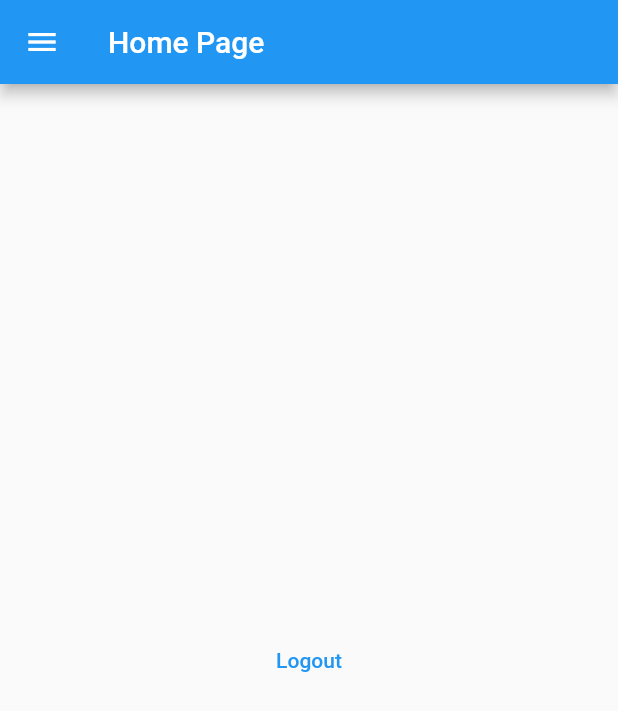
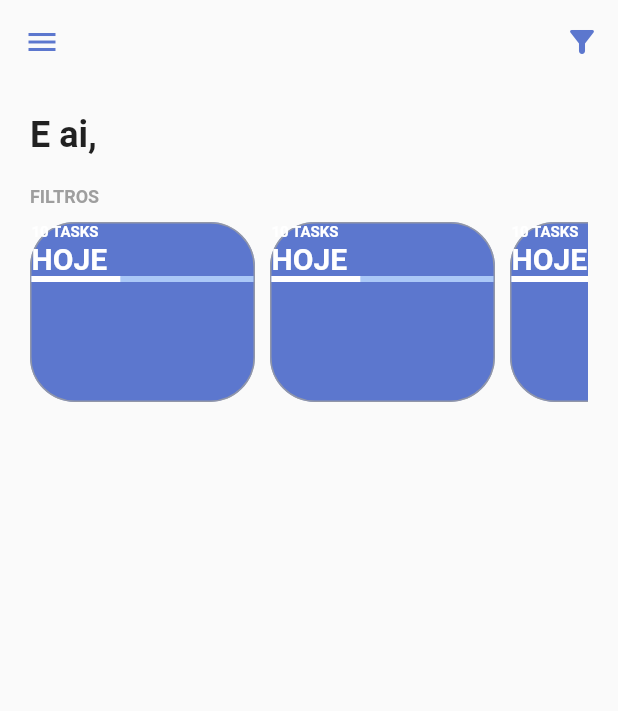
Before and after one commit to FelipeSBG14/ToDoList, a Flutter app: the screen it shows once a user with an empty profile is signed in, on a phone screen of 412 x 824 dp. Shown: the top 711 px of the screen. Run offline on Flutter 3.47's test engine with Material 2 defaults, Android fonts, the phone set to English and light mode, and no system bars; our stand-ins replace firebase_auth, firebase_core, flutter_signin_button, google_fonts, google_sign_in, sqflite and 1 more; missing offline and left inert: flutter_overlay_loader, validatorless; accounts and stored records are empty; Roboto replaces fonts that are missing (Mandali).

Commit message:
diferenca no resultado

```diff
--- a/lib/app/modules/home/home_page.dart
+++ b/lib/app/modules/home/home_page.dart
@@ -1,7 +1,8 @@
 import 'package:flutter/material.dart';
-import 'package:provider/provider.dart';
-import 'package:todo_list_provider/app/core/auth/auth_provider.dart';
+import 'package:todo_list_provider/app/core/ui/theme_extensions.dart';
 import 'package:todo_list_provider/app/modules/home/widgets/home_drawer.dart';
+import 'package:todo_list_provider/app/modules/home/widgets/home_filters.dart';
+import 'package:todo_list_provider/app/modules/home/widgets/home_header.dart';
 
 class HomePage extends StatelessWidget {
   const HomePage({super.key});
@@ -10,16 +11,48 @@ class HomePage extends StatelessWidget {
   Widget build(BuildContext context) {
     return Scaffold(
       appBar: AppBar(
-        title: const Text('Home Page'),
+        iconTheme: IconThemeData(color: context.primaryColor),
+        backgroundColor: Colors.transparent,
+        elevation: 0,
+        actions: [
+          PopupMenuButton(
+            icon: const Icon(
+              Icons.filter_alt_rounded,
+            ),
+            itemBuilder: (_) => [
+              const PopupMenuItem<bool>(
+                child: Text('Mostrar tarefas concluídas'),
+              ),
+            ],
+          )
+        ],
       ),
       drawer: HomeDrawer(),
-      body: Center(
-        child: TextButton(
-          onPressed: () {
-            context.read<AuthProvider>().logout();
-          },
-          child: Text('Logout'),
-        ),
+      body: LayoutBuilder(
+        builder: (context, constrains) {
+          return SingleChildScrollView(
+            child: ConstrainedBox(
+              constraints: BoxConstraints(
+                minHeight: constrains.maxHeight,
+                minWidth: constrains.maxWidth,
+              ),
+              child: Container(
+                margin: const EdgeInsets.symmetric(
+                  horizontal: 20,
+                ),
+                child: IntrinsicHeight(
+                  child: Column(
+                    crossAxisAlignment: CrossAxisAlignment.start,
+                    children: const [
+                      HomeHeader(),
+                      HomeFilters(),
+                    ],
+                  ),
+                ),
+              ),
+            ),
+          );
+        },
       ),
     );
   }
--- /dev/null
+++ b/lib/app/modules/home/widgets/home_filters.dart
@@ -0,0 +1,38 @@
+import 'package:flutter/material.dart';
+import 'package:todo_list_provider/app/core/ui/theme_extensions.dart';
+import 'package:todo_list_provider/app/modules/home/widgets/todo_card_filter.dart';
+
+class HomeFilters extends StatefulWidget {
+  const HomeFilters({super.key});
+
+  @override
+  State<HomeFilters> createState() => _HomeFiltersState();
+}
+
+class _HomeFiltersState extends State<HomeFilters> {
+  @override
+  Widget build(BuildContext context) {
+    return Column(
+      crossAxisAlignment: CrossAxisAlignment.start,
+      children: [
+        Text(
+          'FILTROS',
+          style: context.titleStyle,
+        ),
+        const SizedBox(
+          height: 10,
+        ),
+        SingleChildScrollView(
+          scrollDirection: Axis.horizontal,
+          child: Row(
+            children: [
+              TodoCardFilter(),
+              TodoCardFilter(),
+              TodoCardFilter(),
+            ],
+          ),
+        )
+      ],
+    );
+  }
+}
--- /dev/null
+++ b/lib/app/modules/home/widgets/home_header.dart
@@ -0,0 +1,31 @@
+import 'package:flutter/material.dart';
+import 'package:provider/provider.dart';
+import 'package:todo_list_provider/app/core/auth/auth_provider.dart';
+import 'package:todo_list_provider/app/core/ui/theme_extensions.dart';
+
+class HomeHeader extends StatelessWidget {
+  const HomeHeader({Key? key}) : super(key: key);
+
+  @override
+  Widget build(BuildContext context) {
+    return Row(
+      children: [
+        Padding(
+          padding: const EdgeInsets.symmetric(
+            vertical: 20,
+          ),
+          child: Selector<AuthProvider, String>(
+              selector: (context, authProvider) =>
+                  authProvider.user?.displayName ?? 'Não informado',
+              builder: (_, value, __) {
+                return Text(
+                  'E ai, $value',
+                  style: context.textTeme.headline5
+                      ?.copyWith(fontWeight: FontWeight.bold),
+                );
+              }),
+        )
+      ],
+    );
+  }
+}
--- /dev/null
+++ b/lib/app/modules/home/widgets/todo_card_filter.dart
@@ -0,0 +1,54 @@
+import 'package:flutter/material.dart';
+import 'package:todo_list_provider/app/core/ui/theme_extensions.dart';
+
+class TodoCardFilter extends StatefulWidget {
+  const TodoCardFilter({super.key});
+
+  @override
+  State<TodoCardFilter> createState() => _TodoCardFilterState();
+}
+
+class _TodoCardFilterState extends State<TodoCardFilter> {
+  @override
+  Widget build(BuildContext context) {
+    return Container(
+      constraints: const BoxConstraints(
+        minHeight: 120,
+        maxWidth: 150,
+      ),
+      margin: const EdgeInsets.only(
+        right: 10,
+      ),
+      decoration: BoxDecoration(
+        color: context.primaryColor,
+        border: Border.all(width: 1, color: Colors.grey.withOpacity(.8)),
+        borderRadius: BorderRadius.circular(30),
+      ),
+      child: Column(
+        crossAxisAlignment: CrossAxisAlignment.start,
+        children: [
+          Text(
+            '10 TASKS',
+            style: context.titleStyle.copyWith(
+              fontSize: 10,
+              color: Colors.white,
+            ),
+          ),
+          Text(
+            'HOJE',
+            style: TextStyle(
+              fontSize: 20,
+              fontWeight: FontWeight.bold,
+              color: Colors.white,
+            ),
+          ),
+          LinearProgressIndicator(
+            backgroundColor: context.primaryColorLight,
+            valueColor: AlwaysStoppedAnimation<Color>(Colors.white),
+            value: 0.4,
+          )
+        ],
+      ),
+    );
+  }
+}
```
